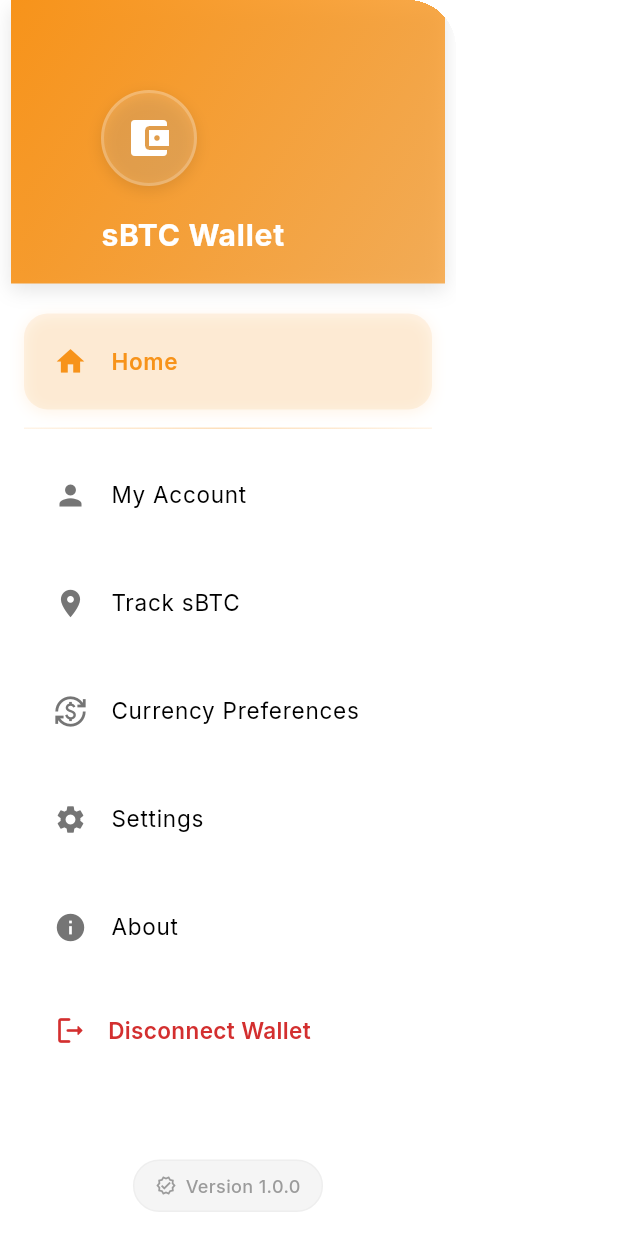
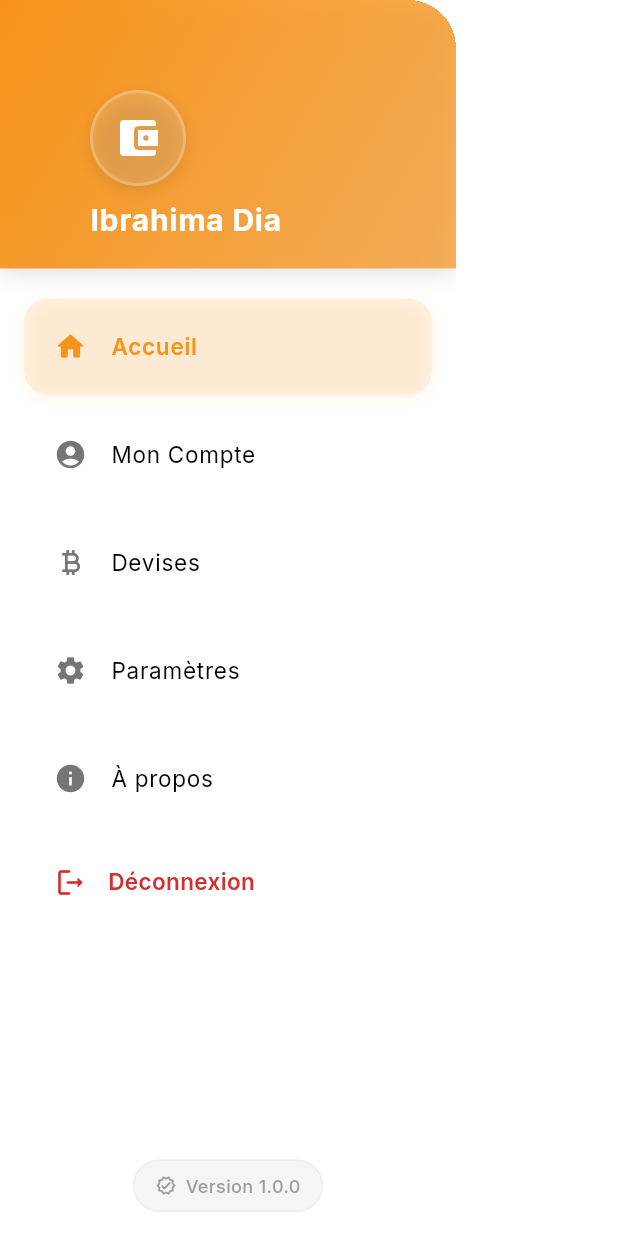
Before and after one commit to ibou-dia/PaySats, a Flutter app: the AppDrawer widget shown alone on an empty page, opened directly, on a phone screen of 412 x 824 dp. Run offline on Flutter 3.47's test engine with Material 3 defaults, Android fonts, the phone set to English and light mode, and no system bars; our stand-ins replace flutter_svg, google_fonts, intl_phone_field, qr_flutter, shared_preferences; accounts and stored records are empty; network calls fail.

Commit message:
app drawer

```diff
--- a/lib/widgets/app_drawer.dart
+++ b/lib/widgets/app_drawer.dart
@@ -37,56 +37,37 @@ class AppDrawer extends StatelessWidget {
               children: [
                 _buildDrawerItem(
                   context,
-                  icon: Icons.home,
-                  title: 'Home',
+                  icon: Icons.home_rounded,
+                  title: 'Accueil',
                   route: Constants.routeHome,
                   isSelected: currentRoute == Constants.routeHome,
                 ),
-                Container(
-                  height: 1,
-                  margin: const EdgeInsets.symmetric(vertical: 8, horizontal: 16),
-                  decoration: BoxDecoration(
-                    gradient: LinearGradient(
-                      colors: [
-                        AppTheme.bitcoinOrange.withOpacity(0.1),
-                        AppTheme.bitcoinOrange.withOpacity(0.3),
-                        AppTheme.bitcoinOrange.withOpacity(0.1),
-                      ],
-                    ),
-                  ),
-                ),
                 _buildDrawerItem(
                   context,
-                  icon: Icons.person,
-                  title: 'My Account',
+                  icon: Icons.account_circle_rounded,
+                  title: 'Mon Compte',
                   route: Constants.routeAccount,
                   isSelected: currentRoute == Constants.routeAccount,
                 ),
+
                 _buildDrawerItem(
                   context,
-                  icon: Icons.location_on,
-                  title: 'Track sBTC',
-                  route: Constants.routeTrack,
-                  isSelected: currentRoute == Constants.routeTrack,
-                ),
-                _buildDrawerItem(
-                  context,
-                  icon: Icons.currency_exchange,
-                  title: 'Currency Preferences',
+                  icon: Icons.currency_bitcoin,
+                  title: 'Devises',
                   route: Constants.routeCurrency,
                   isSelected: currentRoute == Constants.routeCurrency,
                 ),
                 _buildDrawerItem(
                   context,
                   icon: Icons.settings,
-                  title: 'Settings',
+                  title: 'Paramètres',
                   route: Constants.routeSettings,
                   isSelected: currentRoute == Constants.routeSettings,
                 ),
                 _buildDrawerItem(
                   context,
                   icon: Icons.info,
-                  title: 'About',
+                  title: 'À propos',
                   route: Constants.routeAbout,
                   isSelected: currentRoute == Constants.routeAbout,
                 ),
@@ -107,7 +88,10 @@ class AppDrawer extends StatelessWidget {
 
                 // Disconnect wallet option at the bottom
                 Padding(
-                  padding: const EdgeInsets.symmetric(horizontal: 16, vertical: 8),
+                  padding: const EdgeInsets.symmetric(
+                    horizontal: 16,
+                    vertical: 8,
+                  ),
                   child: Container(
                     decoration: BoxDecoration(
                       borderRadius: BorderRadius.circular(16),
@@ -134,11 +118,17 @@ class AppDrawer extends StatelessWidget {
                         onTap: () async {
                           await walletService.disconnectWallet();
                           if (context.mounted) {
-                            Navigator.pushReplacementNamed(context, Constants.routeAuth);
+                            Navigator.pushReplacementNamed(
+                              context,
+                              Constants.routeAuth,
+                            );
                           }
                         },
                         child: Padding(
-                          padding: const EdgeInsets.symmetric(vertical: 14, horizontal: 20),
+                          padding: const EdgeInsets.symmetric(
+                            vertical: 14,
+                            horizontal: 20,
+                          ),
                           child: Row(
                             children: [
                               Icon(
@@ -148,7 +138,7 @@ class AppDrawer extends StatelessWidget {
                               ),
                               const SizedBox(width: 14),
                               Text(
-                                'Disconnect Wallet',
+                                'Déconnexion',
                                 style: TextStyle(
                                   color: Colors.red.shade700,
                                   fontWeight: FontWeight.w600,
@@ -203,6 +193,7 @@ class AppDrawer extends StatelessWidget {
 
   Widget _buildDrawerHeader(BuildContext context, String? walletAddress) {
     return Container(
+      width: double.infinity,
       padding: const EdgeInsets.fromLTRB(60, 60, 107, 20),
       decoration: BoxDecoration(
         gradient: LinearGradient(
@@ -230,7 +221,10 @@ class AppDrawer extends StatelessWidget {
             decoration: BoxDecoration(
               color: Colors.white.withOpacity(0.15),
               shape: BoxShape.circle,
-              border: Border.all(color: Colors.white.withOpacity(0.2), width: 2),
+              border: Border.all(
+                color: Colors.white.withOpacity(0.2),
+                width: 2,
+              ),
               boxShadow: [
                 BoxShadow(
                   color: Colors.black.withOpacity(0.1),
@@ -245,9 +239,9 @@ class AppDrawer extends StatelessWidget {
               size: 32,
             ),
           ),
-          const SizedBox(height: 20),
+          const SizedBox(height: 10),
           Text(
-            'sBTC Wallet',
+            'Ibrahima Dia',
             style: Theme.of(context).textTheme.titleLarge?.copyWith(
               color: Colors.white,
               fontWeight: FontWeight.bold,
@@ -261,7 +255,10 @@ class AppDrawer extends StatelessWidget {
               decoration: BoxDecoration(
                 color: Colors.white.withOpacity(0.15),
                 borderRadius: BorderRadius.circular(20),
-                border: Border.all(color: Colors.white.withOpacity(0.1), width: 1),
+                border: Border.all(
+                  color: Colors.white.withOpacity(0.1),
+                  width: 1,
+                ),
               ),
               child: Row(
                 mainAxisSize: MainAxisSize.min,
@@ -299,41 +296,39 @@ class AppDrawer extends StatelessWidget {
     return Container(
       margin: const EdgeInsets.symmetric(horizontal: 16, vertical: 4),
       decoration: BoxDecoration(
-        color: isSelected
+        color:
+            isSelected
                 ? AppTheme.bitcoinOrange.withOpacity(0.1)
                 : Colors.transparent,
         borderRadius: BorderRadius.circular(16),
-        boxShadow: isSelected ? [
+        boxShadow:
+            isSelected
+                ? [
                   BoxShadow(
                     color: AppTheme.bitcoinOrange.withOpacity(0.1),
                     blurRadius: 8,
                     offset: const Offset(0, 2),
                   ),
-        ] : null,
+                ]
+                : null,
       ),
       child: ListTile(
         contentPadding: const EdgeInsets.symmetric(horizontal: 20, vertical: 4),
         minLeadingWidth: 20,
         leading: Icon(
           icon,
-          color: isSelected
-              ? AppTheme.bitcoinOrange
-              : AppTheme.textSecondary,
+          color: isSelected ? AppTheme.bitcoinOrange : AppTheme.textSecondary,
           size: 22,
         ),
         title: Text(
           title,
           style: TextStyle(
-            color: isSelected
-                ? AppTheme.bitcoinOrange
-                : AppTheme.textPrimary,
+            color: isSelected ? AppTheme.bitcoinOrange : AppTheme.textPrimary,
             fontWeight: isSelected ? FontWeight.w600 : FontWeight.normal,
             fontSize: 15,
           ),
         ),
-        shape: RoundedRectangleBorder(
-          borderRadius: BorderRadius.circular(16),
-        ),
+        shape: RoundedRectangleBorder(borderRadius: BorderRadius.circular(16)),
         onTap: () {
           Navigator.pop(context); // Close drawer
           if (currentRoute != route) {
```
Lines whose indentation alone changed are shown as unchanged.
